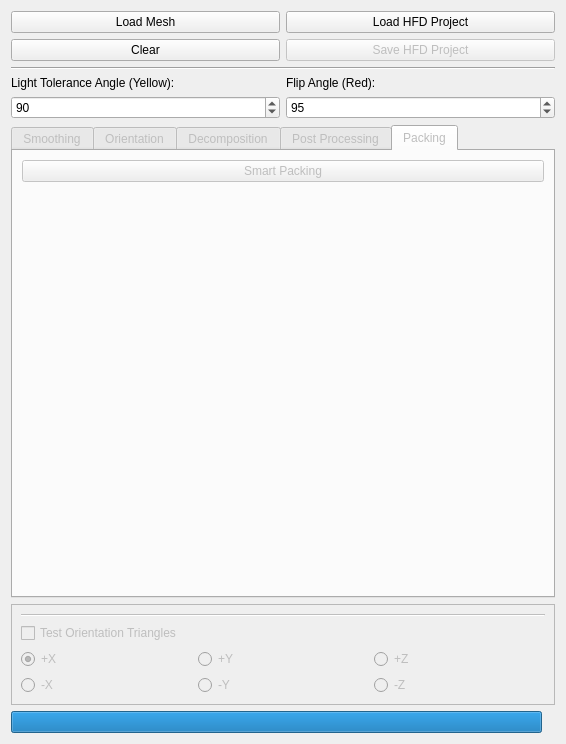
Qt form gui/hf_gui.ui (cg3hci/SplitAndMill) before a commit.
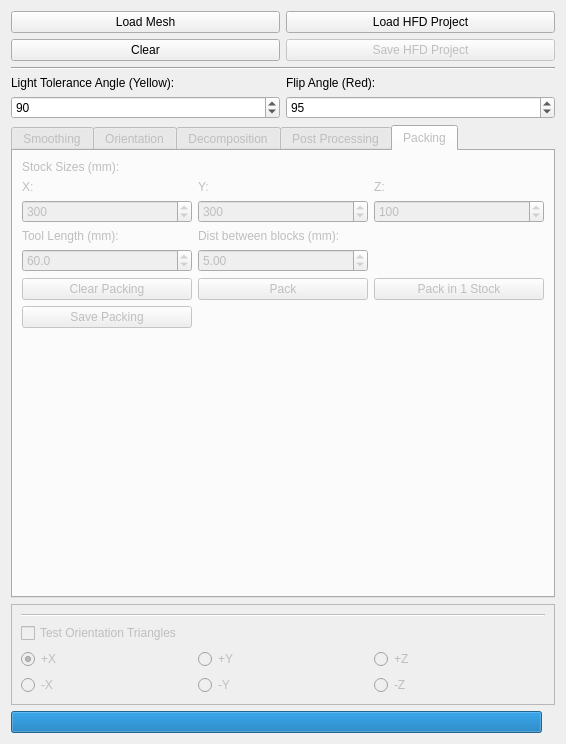
The same form after that commit.

```diff
--- a/gui/hf_gui.ui
+++ b/gui/hf_gui.ui
@@ -886,7 +886,127 @@
        <string>Packing</string>
       </attribute>
       <layout class="QGridLayout" name="gridLayout_3">
+       <item row="5" column="1">
+        <widget class="QPushButton" name="packPushButton">
+         <property name="text">
+          <string>Pack</string>
+         </property>
+        </widget>
+       </item>
+       <item row="2" column="0">
+        <widget class="QSpinBox" name="xStockSpinBox">
+         <property name="maximum">
+          <number>600</number>
+         </property>
+         <property name="singleStep">
+          <number>10</number>
+         </property>
+         <property name="value">
+          <number>300</number>
+         </property>
+        </widget>
+       </item>
+       <item row="0" column="0">
+        <widget class="QLabel" name="label_9">
+         <property name="text">
+          <string>Stock Sizes (mm):</string>
+         </property>
+        </widget>
+       </item>
+       <item row="1" column="1">
+        <widget class="QLabel" name="label_16">
+         <property name="text">
+          <string>Y:</string>
+         </property>
+        </widget>
+       </item>
        <item row="1" column="0">
+        <widget class="QLabel" name="label_10">
+         <property name="text">
+          <string>X:</string>
+         </property>
+        </widget>
+       </item>
+       <item row="2" column="1">
+        <widget class="QSpinBox" name="yStockSpinBox">
+         <property name="maximum">
+          <number>600</number>
+         </property>
+         <property name="singleStep">
+          <number>10</number>
+         </property>
+         <property name="value">
+          <number>300</number>
+         </property>
+        </widget>
+       </item>
+       <item row="3" column="0">
+        <widget class="QLabel" name="label_18">
+         <property name="text">
+          <string>Tool Length (mm):</string>
+         </property>
+        </widget>
+       </item>
+       <item row="2" column="2">
+        <widget class="QSpinBox" name="zStockSpinBox">
+         <property name="maximum">
+          <number>300</number>
+         </property>
+         <property name="singleStep">
+          <number>10</number>
+         </property>
+         <property name="value">
+          <number>100</number>
+         </property>
+        </widget>
+       </item>
+       <item row="1" column="2">
+        <widget class="QLabel" name="label_17">
+         <property name="text">
+          <string>Z:</string>
+         </property>
+        </widget>
+       </item>
+       <item row="5" column="2">
+        <widget class="QPushButton" name="packOneStockButton">
+         <property name="text">
+          <string>Pack in 1 Stock</string>
+         </property>
+        </widget>
+       </item>
+       <item row="4" column="0">
+        <widget class="QDoubleSpinBox" name="toolLengthSpinBox">
+         <property name="locale">
+          <locale language="English" country="UnitedStates"/>
+         </property>
+         <property name="decimals">
+          <number>1</number>
+         </property>
+         <property name="minimum">
+          <double>30.000000000000000</double>
+         </property>
+         <property name="maximum">
+          <double>200.000000000000000</double>
+         </property>
+         <property name="singleStep">
+          <double>10.000000000000000</double>
+         </property>
+         <property name="value">
+          <double>60.000000000000000</double>
+         </property>
+        </widget>
+       </item>
+       <item row="5" column="0">
+        <widget class="QPushButton" name="clearPackingPushButton">
+         <property name="enabled">
+          <bool>false</bool>
+         </property>
+         <property name="text">
+          <string>Clear Packing</string>
+         </property>
+        </widget>
+       </item>
+       <item row="7" column="0">
         <spacer name="verticalSpacer_6">
          <property name="orientation">
           <enum>Qt::Vertical</enum>
@@ -899,10 +1019,30 @@
          </property>
         </spacer>
        </item>
-       <item row="0" column="0">
-        <widget class="QPushButton" name="smartPackingPushButton">
+       <item row="3" column="1">
+        <widget class="QLabel" name="label_19">
          <property name="text">
-          <string>Smart Packing</string>
+          <string>Dist between blocks (mm):</string>
+         </property>
+        </widget>
+       </item>
+       <item row="4" column="1">
+        <widget class="QDoubleSpinBox" name="distBetweenBlocksSpinBox">
+         <property name="locale">
+          <locale language="English" country="UnitedStates"/>
+         </property>
+         <property name="maximum">
+          <double>50.000000000000000</double>
+         </property>
+         <property name="value">
+          <double>5.000000000000000</double>
+         </property>
+        </widget>
+       </item>
+       <item row="6" column="0">
+        <widget class="QPushButton" name="savePackingPushButton">
+         <property name="text">
+          <string>Save Packing</string>
          </property>
         </widget>
        </item>
```
